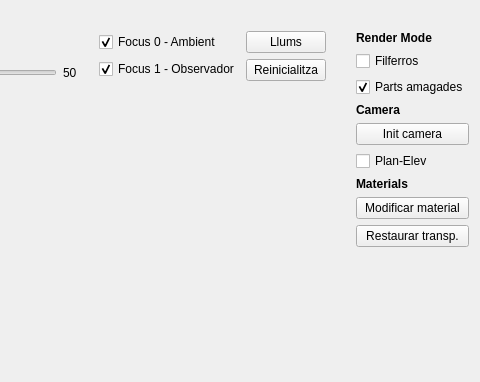
This is app/principal.ui in lipixx/vig1011 as Qt 5 draws it before an edit; both pictures show x 253 to 733 and y 0 to 382 of the 733 by 712 pixel window. The edited form follows.
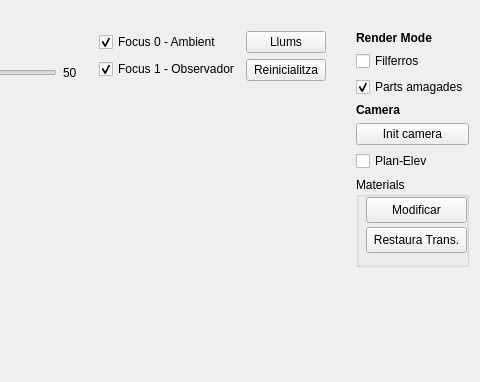
This is the edited form. Icons and pictures are not drawn. Custom widgets are drawn as their Qt base class.

```diff
--- a/app/principal.ui
+++ b/app/principal.ui
@@ -155,30 +155,46 @@
       </widget>
      </item>
      <item>
-      <widget class="QLabel" name="label_4">
-       <property name="font">
-        <font>
-         <weight>75</weight>
-         <bold>true</bold>
-        </font>
+      <widget class="QGroupBox" name="groupBox">
+       <property name="minimumSize">
+        <size>
+         <width>50</width>
+         <height>90</height>
+        </size>
        </property>
-       <property name="text">
+       <property name="title">
         <string>Materials</string>
        </property>
-      </widget>
-     </item>
-     <item>
       <widget class="QPushButton" name="modMaterial">
+        <property name="geometry">
+         <rect>
+          <x>10</x>
+          <y>20</y>
+          <width>101</width>
+          <height>26</height>
+         </rect>
+        </property>
        <property name="text">
-        <string>Modificar material</string>
-       </property>
-      </widget>
-     </item>
-     <item>
+         <string>Modificar</string>
+        </property>
+       </widget>
       <widget class="QPushButton" name="pushButton_8">
+        <property name="geometry">
+         <rect>
+          <x>10</x>
+          <y>50</y>
+          <width>101</width>
+          <height>26</height>
+         </rect>
+        </property>
        <property name="text">
-        <string>Restaurar transp.</string>
-       </property>
+         <string>Restaura Trans.</string>
+        </property>
+       </widget>
+       <zorder>modMaterial</zorder>
+       <zorder>pushButton_8</zorder>
+       <zorder>modMaterial</zorder>
+       <zorder>pushButton_8</zorder>
       </widget>
      </item>
      <item>
```
Lines whose indentation alone changed are shown as unchanged.
